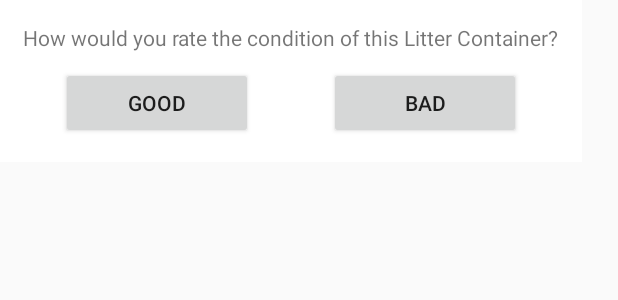
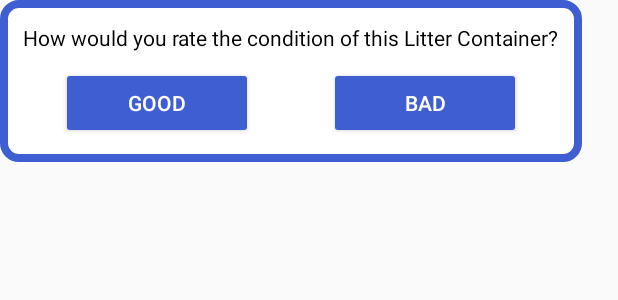
Before and after one commit to kelvilee/TheWorld, an Android app: the layout rating_dialog.xml on its own in the app's theme, with its tools: preview values and no code run, on a phone screen of 412 x 824 dp. Shown: the top 300 px of the screen. Run offline under Robolectric (Android 15) with nearby library versions, the phone set to English and light mode, and no system bars.

Commit message:
Added some styling to the rating pop-up buttons and window

```diff
--- /dev/null
+++ b/app/src/main/res/drawable/popup_background.xml
@@ -0,0 +1,16 @@
+<?xml version="1.0" encoding="utf-8"?>
+<shape xmlns:android="http://schemas.android.com/apk/res/android"
+    android:shape="rectangle">
+
+    <corners
+        android:bottomLeftRadius="10dp"
+        android:bottomRightRadius="10dp"
+        android:topLeftRadius="10dp"
+        android:topRightRadius="10dp" />
+
+    <stroke
+        android:width="5dip"
+        android:color="@color/colorAccent" />
+
+    <solid android:color="@android:color/white" />
+</shape>
--- a/app/src/main/res/layout/rating_dialog.xml
+++ b/app/src/main/res/layout/rating_dialog.xml
@@ -5,12 +5,13 @@
     android:layout_width="wrap_content"
     android:layout_height="wrap_content"
     android:padding="15dp"
-    android:background="#ffffff">
+    android:background="@drawable/popup_background">
 
     <TextView
         android:layout_width="match_parent"
         android:layout_height="wrap_content"
-        android:text="How would you rate the condition of this Litter Container?"   />
+        android:textColor="#ff000000"
+        android:text="@string/ratingPopupText"   />
 
     <LinearLayout
         android:layout_width="match_parent"
@@ -19,21 +20,23 @@
         android:orientation="horizontal">
 
         <Button
-            android:id="@+id/btnUpdate"
+            android:id="@+id/btnGoodRating"
             android:layout_width="0dp"
             android:layout_height="match_parent"
             android:layout_weight="1"
             android:layout_marginHorizontal="25dp"
-            android:text="Good" />
+            style="@style/Widget.AppCompat.Button.Colored"
+            android:text="@string/goodRatingLabel" />
 
 
         <Button
-            android:id="@+id/btnDelete"
+            android:id="@+id/btnBadRating"
             android:layout_width="0dp"
             android:layout_height="match_parent"
             android:layout_weight="1"
             android:layout_marginHorizontal="25dp"
-            android:text="Bad" />
+            style="@style/Widget.AppCompat.Button.Colored"
+            android:text="@string/badRatingLabel" />
 
     </LinearLayout>
 </LinearLayout>
--- a/app/src/main/res/layout/trash_info_contents.xml
+++ b/app/src/main/res/layout/trash_info_contents.xml
@@ -12,7 +12,7 @@
         android:ellipsize="end"
         android:singleLine="true"
         android:textColor="#ff000000"
-        android:textSize="14dp"
+        android:textSize="14sp"
         android:textStyle="bold" />
 
     <TextView
@@ -22,7 +22,7 @@
         android:ellipsize="end"
         android:singleLine="true"
         android:textColor="#ff7f7f7f"
-        android:textSize="14dp" />
+        android:textSize="14sp" />
 
     <TextView
         android:id="@+id/snippet"
@@ -31,5 +31,5 @@
         android:ellipsize="end"
         android:singleLine="true"
         android:textColor="#ff7f7f7f"
-        android:textSize="14dp" />
+        android:textSize="14sp" />
 </LinearLayout>
--- a/app/src/main/res/values/strings.xml
+++ b/app/src/main/res/values/strings.xml
@@ -4,4 +4,8 @@
     <string name="map_button_label">Find Bin</string>
     <string name="title_activity_recycling_map">Map</string>
     <string name="recycling_centers">Recycling Centers</string>
+    <string name="badRatingLabel">Bad</string>
+    <string name="goodRatingLabel">Good</string>
+    <string name="ratingPopupText">How would you rate the condition of this Litter Container?</string>
+    <string name="backLabel">Back</string>
 </resources>
```
Also changed, not shown: app/src/main/java/com/example/theworld/MapsActivity.java (+18 -13 lines), app/src/main/java/com/example/theworld/RecyclingMapActivity.java (+23 -0 lines).
